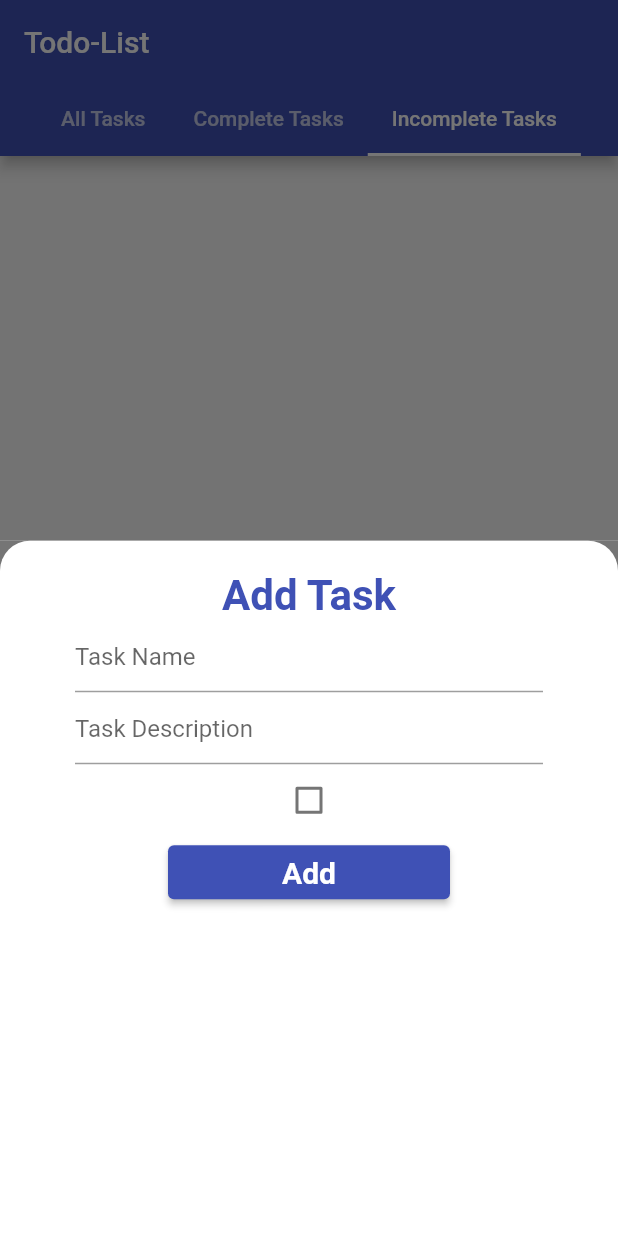
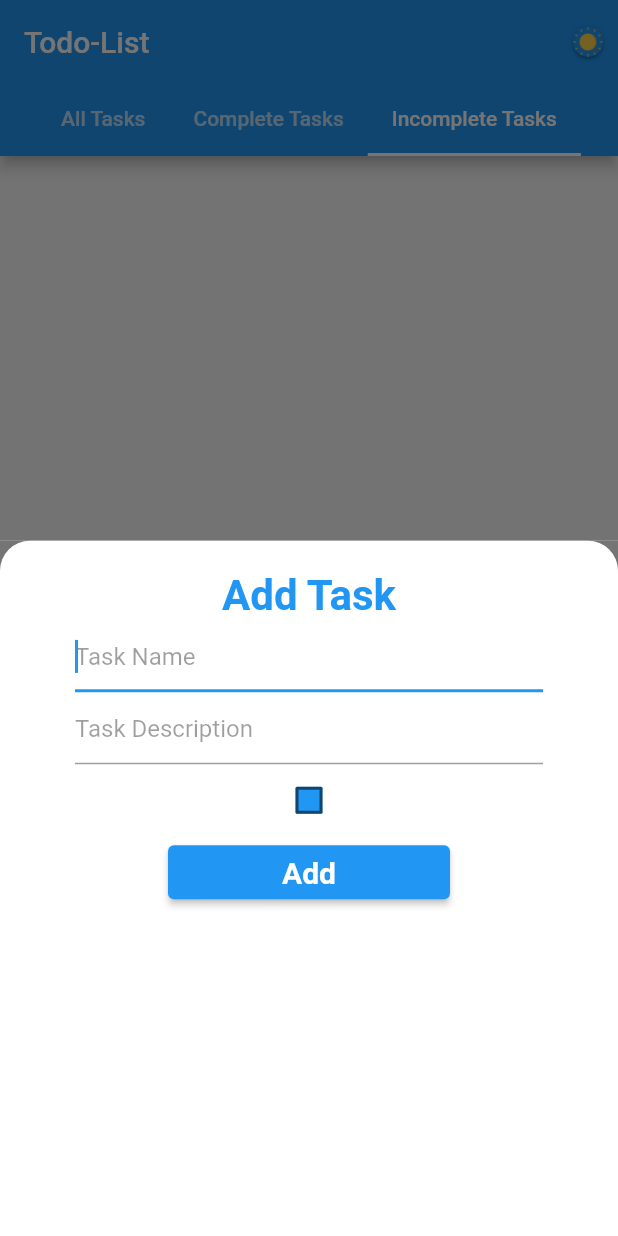
Before and after one commit to MotasemZiad/State-Management, a Flutter app: the screen it shows after launch, tab 3 chosen, after a tap on the "add" icon, on a phone screen of 412 x 824 dp. Run offline on Flutter 3.47's test engine with Material 2 defaults, Android fonts, the light colour scheme and no system bars; our stand-ins replace sqflite; accounts and stored records are empty.

Commit message:
support dark and light theme

```diff
--- a/lib/main.dart
+++ b/lib/main.dart
@@ -1,9 +1,9 @@
 import 'package:flutter/material.dart';
 import 'package:provider/provider.dart';
 import 'package:state_management/helpers/db_helper.dart';
+import 'package:state_management/providers/theme_provider.dart';
 import 'package:state_management/providers/todo_provider.dart';
 import 'package:state_management/ui/main_screen.dart';
-import 'package:state_management/utils/constants.dart';
 
 main() async {
   WidgetsFlutterBinding.ensureInitialized();
@@ -14,15 +14,21 @@ main() async {
 class MyApp extends StatelessWidget {
   @override
   Widget build(BuildContext context) {
-    return ChangeNotifierProvider<TodoProvider>(
-      create: (context) => TodoProvider(),
-      child: MaterialApp(
-        debugShowCheckedModeBanner: false,
-        theme: ThemeData(
-          primarySwatch: colorPrimary,
+    return MultiProvider(
+      providers: [
+        ChangeNotifierProvider<TodoProvider>(
+          create: (context) => TodoProvider(),
         ),
-        // darkTheme: ThemeData.dark(),
-        home: MainScreen(),
+        ChangeNotifierProvider<ThemeProvider>(
+          create: (context) => ThemeProvider(),
+        ),
+      ],
+      child: Consumer<ThemeProvider>(
+        builder: (context, value, child) => MaterialApp(
+          debugShowCheckedModeBanner: false,
+          theme: value.themeData,
+          home: MainScreen(),
+        ),
       ),
     );
   }
--- /dev/null
+++ b/lib/providers/theme_provider.dart
@@ -0,0 +1,18 @@
+import 'package:flutter/material.dart';
+
+enum AppThemeMode {
+  light,
+  dark,
+}
+
+class ThemeProvider extends ChangeNotifier {
+  ThemeData _themeData = ThemeData.light();
+  ThemeData get themeData => _themeData;
+
+  void setThemeData(AppThemeMode appThemeMode) {
+    _themeData = appThemeMode == AppThemeMode.light
+        ? ThemeData.light()
+        : ThemeData.dark();
+    notifyListeners();
+  }
+}
--- a/lib/ui/main_screen.dart
+++ b/lib/ui/main_screen.dart
@@ -1,6 +1,6 @@
 import 'package:flutter/material.dart';
 import 'package:provider/provider.dart';
-import 'package:state_management/providers/todo_provider.dart';
+import 'package:state_management/providers/theme_provider.dart';
 import 'package:state_management/ui/screens/all_tasks_screen.dart';
 import 'package:state_management/ui/screens/complete_tasks_screen.dart';
 import 'package:state_management/ui/screens/incomplete_tasks_screen.dart';
@@ -9,7 +9,7 @@ import 'package:state_management/ui/screens/new_task_screen.dart';
 class MainScreen extends StatelessWidget {
   @override
   Widget build(BuildContext context) {
-    final todoProvider = Provider.of<TodoProvider>(context);
+    final themeProvider = Provider.of<ThemeProvider>(context);
     return DefaultTabController(
       length: 3,
       child: Scaffold(
@@ -29,16 +29,26 @@ class MainScreen extends StatelessWidget {
             ],
             isScrollable: true,
           ),
+          actions: [
+            Switch(
+              value: themeProvider.themeData == ThemeData.light(),
+              onChanged: (value) {
+                if (value) {
+                  themeProvider.setThemeData(AppThemeMode.light);
+                } else {
+                  themeProvider.setThemeData(AppThemeMode.dark);
+                }
+              },
+              activeThumbImage: AssetImage('assets/images/sun.png'),
+              inactiveThumbImage: AssetImage('assets/images/moon.png'),
+            ),
+          ],
         ),
-        body: todoProvider.allTasks == null
-            ? Center(
-                child: Text('No Tasks has been added yet'),
-              )
-            : TabBarView(children: [
-                AllTasksScreen(),
-                CompleteTasksScreen(),
-                InCompleteTasksScreen(),
-              ]),
+        body: TabBarView(children: [
+          AllTasksScreen(),
+          CompleteTasksScreen(),
+          InCompleteTasksScreen(),
+        ]),
         floatingActionButton: FloatingActionButton(
           onPressed: () {
             showModalBottomSheet(
--- a/lib/ui/screens/all_tasks_screen.dart
+++ b/lib/ui/screens/all_tasks_screen.dart
@@ -1,19 +1,45 @@
 import 'package:flutter/material.dart';
 import 'package:provider/provider.dart';
+import 'package:state_management/models/task_model.dart';
 import 'package:state_management/providers/todo_provider.dart';
 import 'package:state_management/ui/widgets/task_widget.dart';
 
 class AllTasksScreen extends StatelessWidget {
   @override
   Widget build(BuildContext context) {
-    final provider = Provider.of<TodoProvider>(context);
-    return ListView.builder(
-      itemCount: provider.allTasks.length,
-      itemBuilder: (BuildContext context, int index) {
-        return TaskWidget(
-          taskModel: provider.allTasks[index],
-        );
+    return Selector<TodoProvider, List<TaskModel>>(
+      builder: (context, value, child) {
+        return value.length == 0
+            ? Center(
+                child: Text(
+                  'No tasks have been added yet',
+                  style: TextStyle(
+                    fontSize: 24.0,
+                    fontWeight: FontWeight.bold,
+                  ),
+                  textAlign: TextAlign.center,
+                ),
+              )
+            : ListView.builder(
+                itemCount: value.length,
+                itemBuilder: (BuildContext context, int index) {
+                  return TaskWidget(
+                    taskModel: value[index],
+                  );
+                },
+              );
       },
+      selector: (_, provider) => provider.allTasks,
     );
+    // return Consumer<TodoProvider>(
+    //   builder: (context, value, child) => ListView.builder(
+    //     itemCount: value.allTasks.length,
+    //     itemBuilder: (BuildContext context, int index) {
+    //       return TaskWidget(
+    //         taskModel: value.allTasks[index],
+    //       );
+    //     },
+    //   ),
+    // );
   }
 }
--- a/lib/ui/screens/incomplete_tasks_screen.dart
+++ b/lib/ui/screens/incomplete_tasks_screen.dart
@@ -1,19 +1,43 @@
 import 'package:flutter/material.dart';
 import 'package:provider/provider.dart';
+import 'package:state_management/models/task_model.dart';
 import 'package:state_management/providers/todo_provider.dart';
 import 'package:state_management/ui/widgets/task_widget.dart';
 
 class InCompleteTasksScreen extends StatelessWidget {
   @override
   Widget build(BuildContext context) {
-    final provider = Provider.of<TodoProvider>(context);
-    return ListView.builder(
-      itemCount: provider.incompleteTasks.length,
-      itemBuilder: (BuildContext context, int index) {
-        return TaskWidget(
-          taskModel: provider.incompleteTasks[index],
-        );
+    return Selector<TodoProvider, List<TaskModel>>(
+      builder: (context, value, child) {
+        return value.where((element) => !element.isComplete).toList().length ==
+                0
+            ? Center(
+                child: Text(
+                  'Congratulation\nYou don\'t have any incomplete task',
+                  style: TextStyle(
+                    fontSize: 22.0,
+                    fontWeight: FontWeight.bold,
+                  ),
+                  textAlign: TextAlign.center,
+                ),
+              )
+            : ListView.builder(
+                itemBuilder: (context, index) =>
+                    TaskWidget(taskModel: value[index]),
+                itemCount: value.length,
+              );
       },
+      selector: (_, provider) => provider.incompleteTasks,
     );
+    // return Consumer<TodoProvider>(
+    //   builder: (context, value, child) => ListView.builder(
+    //     itemCount: value.incompleteTasks.length,
+    //     itemBuilder: (BuildContext context, int index) {
+    //       return TaskWidget(
+    //         taskModel: value.incompleteTasks[index],
+    //       );
+    //     },
+    //   ),
+    // );
   }
 }
--- a/lib/ui/screens/new_task_screen.dart
+++ b/lib/ui/screens/new_task_screen.dart
@@ -16,7 +16,6 @@ class _NewTaskScreenState extends State<NewTaskScreen> {
 
   @override
   Widget build(BuildContext context) {
-    final todoProvider = Provider.of<TodoProvider>(context, listen: false);
     return Container(
       color: Color(0xFF757575),
       child: Container(
@@ -38,7 +37,7 @@ class _NewTaskScreenState extends State<NewTaskScreen> {
                   'Add Task',
                   textAlign: TextAlign.center,
                   style: TextStyle(
-                    color: colorPrimary,
+                    color: Colors.blue,
                     fontSize: 28.0,
                     fontWeight: FontWeight.bold,
                   ),
@@ -46,21 +45,35 @@ class _NewTaskScreenState extends State<NewTaskScreen> {
                 TextField(
                   decoration: InputDecoration(
                     hintText: 'Task Name',
+                    hintStyle: TextStyle(
+                      color: Colors.black38,
+                    ),
                   ),
                   cursorHeight: 22.0,
                   onChanged: (value) {
                     taskName = value;
                   },
+                  style: TextStyle(
+                    color: Colors.black,
+                  ),
                   autocorrect: true,
+                  autofocus: true,
                 ),
                 TextField(
                   decoration: InputDecoration(
                     hintText: 'Task Description',
+                    hintStyle: TextStyle(
+                      color: Colors.black38,
+                    ),
                   ),
                   cursorHeight: 22.0,
                   onChanged: (value) {
                     taskDescription = value;
                   },
+                  style: TextStyle(
+                    color: Colors.black,
+                  ),
+                  autocorrect: true,
                 ),
                 Checkbox(
                   value: isChecked,
@@ -68,12 +81,17 @@ class _NewTaskScreenState extends State<NewTaskScreen> {
                     isChecked = value;
                     setState(() {});
                   },
+                  activeColor: Colors.blue,
+                  fillColor: MaterialStateProperty.all(Colors.blue),
                 ),
                 Padding(
                     padding: const EdgeInsets.symmetric(horizontal: 62.0),
-                  child: ElevatedButton(
+                    child: Selector<TodoProvider, TodoProvider>(
+                      selector: (_, provider) => provider,
+                      builder: (context, watch, child) {
+                        return ElevatedButton(
                           onPressed: () {
-                      todoProvider.insertTasks(TaskModel(
+                            watch.insertTasks(TaskModel(
                               taskName: taskName,
                               taskDescription: taskDescription,
                               isComplete: isChecked,
@@ -88,8 +106,31 @@ class _NewTaskScreenState extends State<NewTaskScreen> {
                               fontWeight: FontWeight.w600,
                             ),
                           ),
+                        );
+                      },
+                    )
+                    // child: Consumer<TodoProvider>(
+                    //   builder: (context, watch, child) {
+                    //     return ElevatedButton(
+                    //       onPressed: () {
+                    //         watch.insertTasks(TaskModel(
+                    //           taskName: taskName,
+                    //           taskDescription: taskDescription,
+                    //           isComplete: isChecked,
+                    //         ));
+                    //         Navigator.of(context).pop();
+                    //       },
+                    //       child: Text(
+                    //         'Add',
+                    //         style: TextStyle(
+                    //           color: Colors.white,
+                    //           fontSize: 20.0,
+                    //           fontWeight: FontWeight.w600,
+                    //         ),
+                    //       ),
+                    //     );
+                    //   },
                     ),
-                )
               ],
             ),
           ],
--- a/lib/ui/widgets/task_widget.dart
+++ b/lib/ui/widgets/task_widget.dart
@@ -10,7 +10,7 @@ class TaskWidget extends StatelessWidget {
   });
   @override
   Widget build(BuildContext context) {
-    final todoProvider = Provider.of<TodoProvider>(context);
+    final todoProvider = Provider.of<TodoProvider>(context, listen: false);
     return Card(
       elevation: 3.0,
       color: taskModel.isComplete ? Colors.green : Colors.red,
--- a/pubspec.yaml
+++ b/pubspec.yaml
@@ -41,9 +41,8 @@ flutter:
   # the material Icons class.
   uses-material-design: true
   # To add assets to your application, add an assets section, like this:
-  # assets:
-  #   - images/a_dot_burr.jpeg
-  #   - images/a_dot_ham.jpeg
+  assets:
+    - assets/images/
   # An image asset can refer to one or more resolution-specific "variants", see
   # https://flutter.dev/assets-and-images/#resolution-aware.
   # For details regarding adding assets from package dependencies, see
```
Also changed, not shown: lib/ui/screens/complete_tasks_screen.dart (+33 -7 lines), lib/utils/constants.dart (+9 -1 lines), lib/utils/theme.dart (added, +41 -0 lines), assets/images/moon.png (added), assets/images/sun.png (added). Lines whose indentation alone changed are shown as unchanged.
